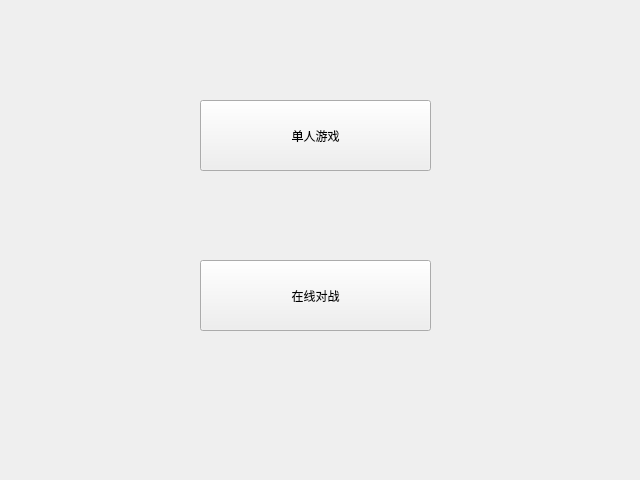
Before: the Qt Designer form designer/main.ui in apophasis0/reversi, drawn with Qt 5.
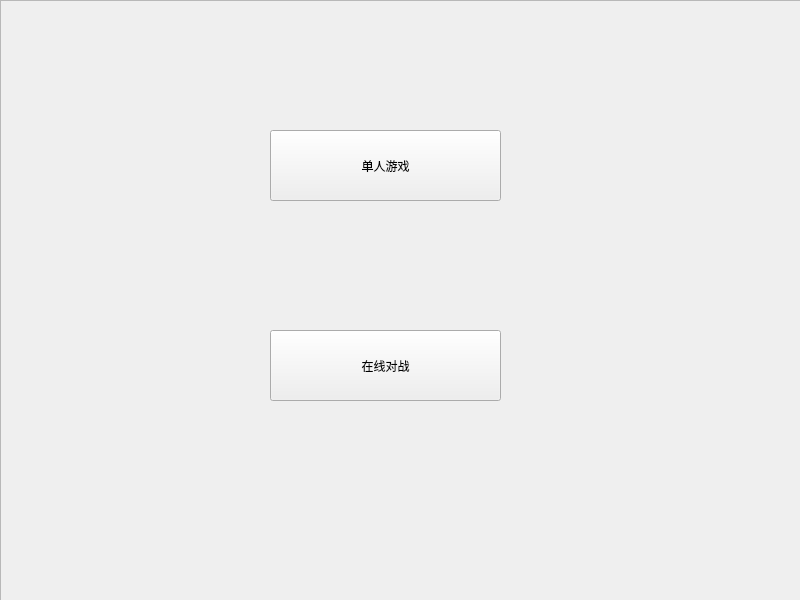
After: the same form once the commit is applied.

Patch:
```diff
--- a/designer/main.ui
+++ b/designer/main.ui
@@ -6,18 +6,30 @@
    <rect>
     <x>0</x>
     <y>0</y>
-    <width>640</width>
-    <height>480</height>
+    <width>800</width>
+    <height>600</height>
    </rect>
   </property>
+  <property name="minimumSize">
+   <size>
+    <width>800</width>
+    <height>600</height>
+   </size>
+  </property>
+  <property name="maximumSize">
+   <size>
+    <width>800</width>
+    <height>600</height>
+   </size>
+  </property>
   <property name="windowTitle">
    <string>Form</string>
   </property>
   <widget class="QPushButton" name="pushButtonSingle">
    <property name="geometry">
     <rect>
-        <x>200</x>
-        <y>100</y>
+     <x>270</x>
+     <y>130</y>
         <width>231</width>
         <height>71</height>
     </rect>
@@ -29,8 +41,8 @@
      <widget class="QPushButton" name="pushButtonNetwork">
          <property name="geometry">
              <rect>
-                 <x>200</x>
-                 <y>260</y>
+     <x>270</x>
+     <y>330</y>
                  <width>231</width>
                  <height>71</height>
              </rect>
@@ -39,6 +51,22 @@
              <string>在线对战</string>
          </property>
      </widget>
+  <widget class="QFrame" name="frame">
+   <property name="geometry">
+    <rect>
+     <x>0</x>
+     <y>0</y>
+     <width>801</width>
+     <height>601</height>
+    </rect>
+   </property>
+   <property name="frameShape">
+    <enum>QFrame::StyledPanel</enum>
+   </property>
+   <property name="frameShadow">
+    <enum>QFrame::Raised</enum>
+   </property>
+  </widget>
  </widget>
  <resources/>
  <connections/>
```
Left out of the diff: 2 changed lines with no effect on the pictures. Lines whose indentation alone changed are shown as unchanged.
